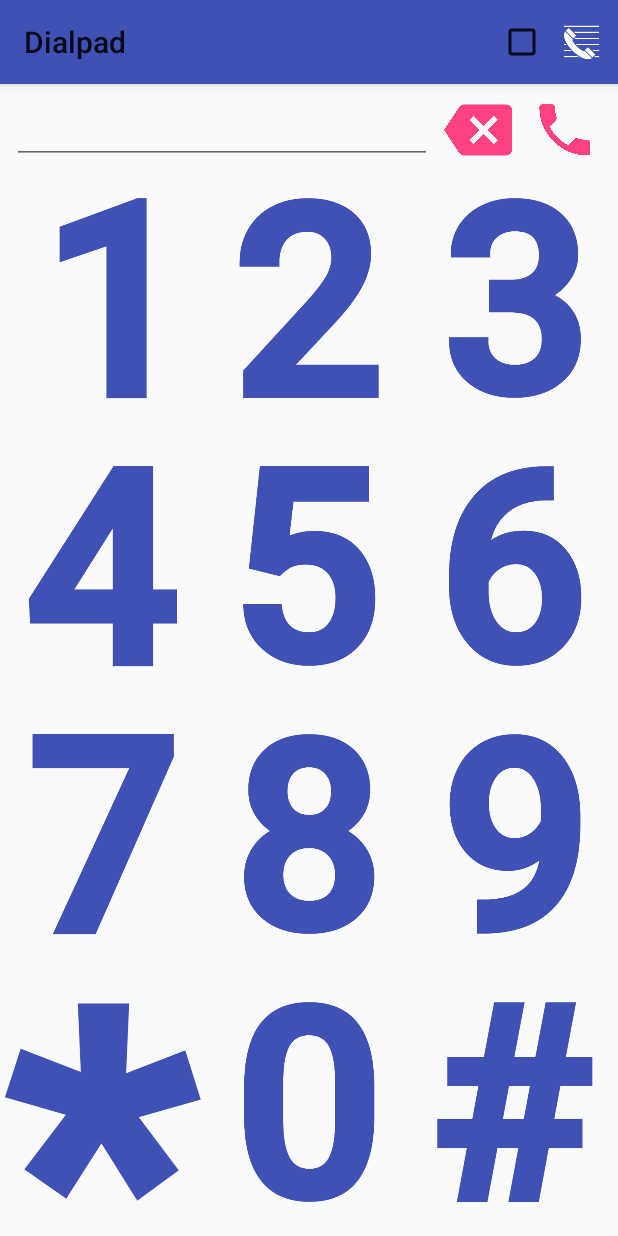
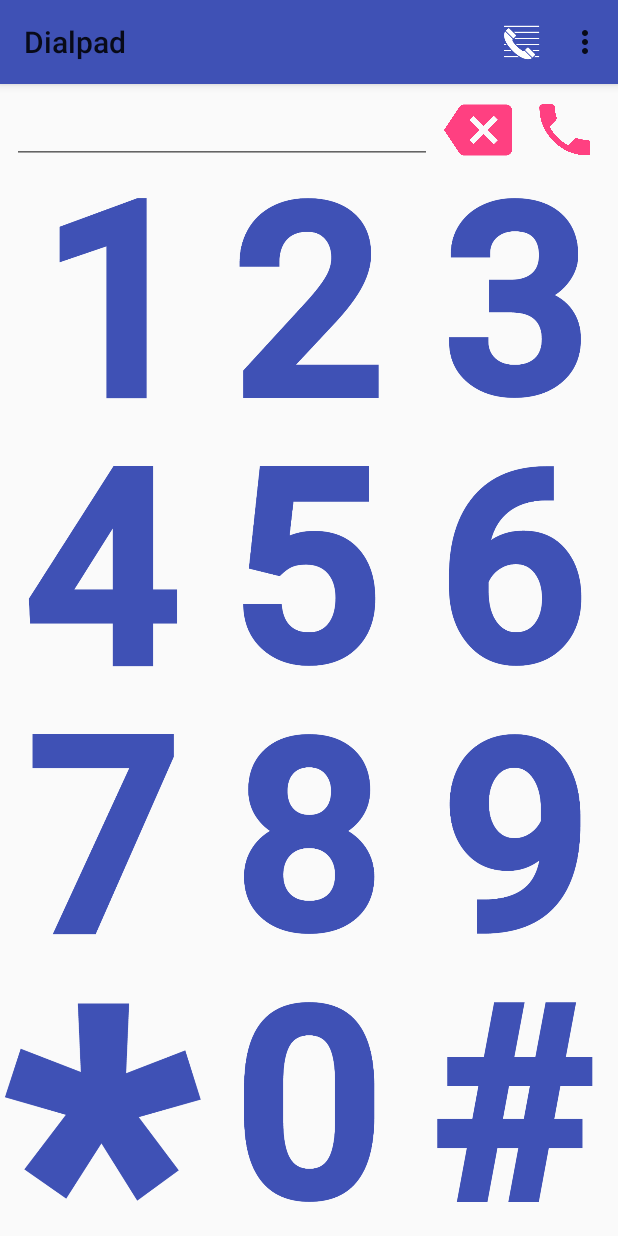
Before and after one commit to Sakarisson/Android-Assignment-7, an Android app: the screen it shows after launch (MainActivity), on a phone screen of 412 x 824 dp. Run offline under Robolectric (Android 15) with nearby library versions, the phone set to English and light mode, and no system bars.

Commit message:
Added option to save and read numbers from Shared Preferences

```diff
--- a/app/src/main/res/menu/toolbar_menu.xml
+++ b/app/src/main/res/menu/toolbar_menu.xml
@@ -5,10 +5,8 @@
     tools:context=".MainActivity">
 
     <item
-        android:id="@+id/action_save_numbers_checkbox"
-        app:actionViewClass="android.widget.CheckBox"
-        android:title="filter"
-        app:showAsAction="always" />
+        android:id="@+id/save_button"
+        android:title="@string/save_numbers"/>
 
     <item
         android:id="@+id/action_call_list"
--- a/app/src/main/res/values/strings.xml
+++ b/app/src/main/res/values/strings.xml
@@ -1,4 +1,7 @@
 <resources>
     <string name="app_name">Dialpad</string>
     <string name="go_to_saved">Go to saved</string>
+    <string name="save_numbers">Save numbers</string>
+    <string name="shared_preference_key">SHARED_PREFERENCES</string>
+    <string name="saved_numbers_key">SAVED_NUMBERS</string>
 </resources>
```
Also changed, not shown: app/src/main/java/com/sakarisson/kristian/androidassignment5/DialpadView.java (+14 -0 lines), app/src/main/java/com/sakarisson/kristian/androidassignment5/MainActivity.java (+10 -7 lines), app/src/main/java/com/sakarisson/kristian/androidassignment5/SavedNumbersActivity.java (+13 -0 lines), app/src/main/res/layout/saved_numbers.xml (+14 -0 lines).
